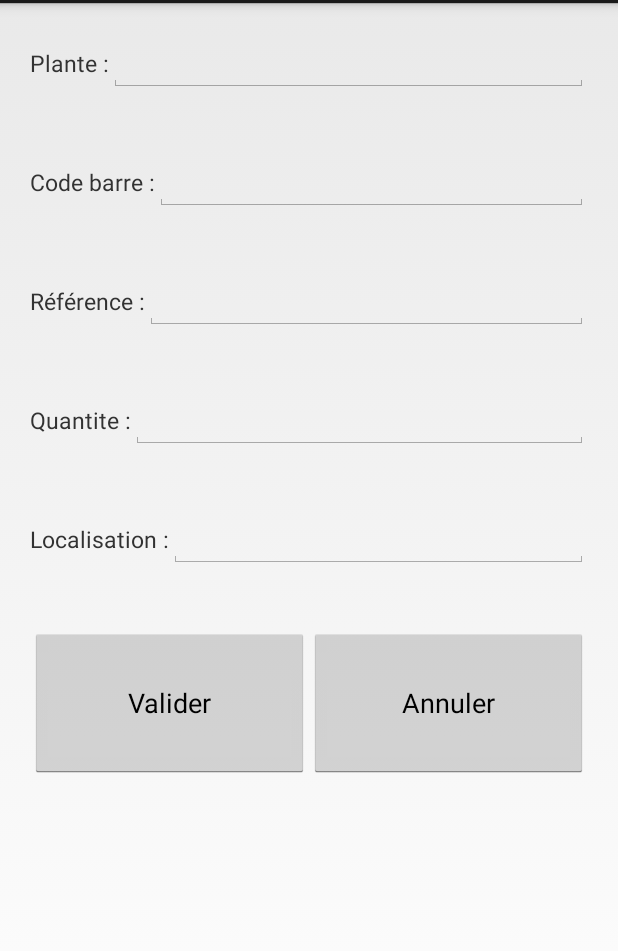
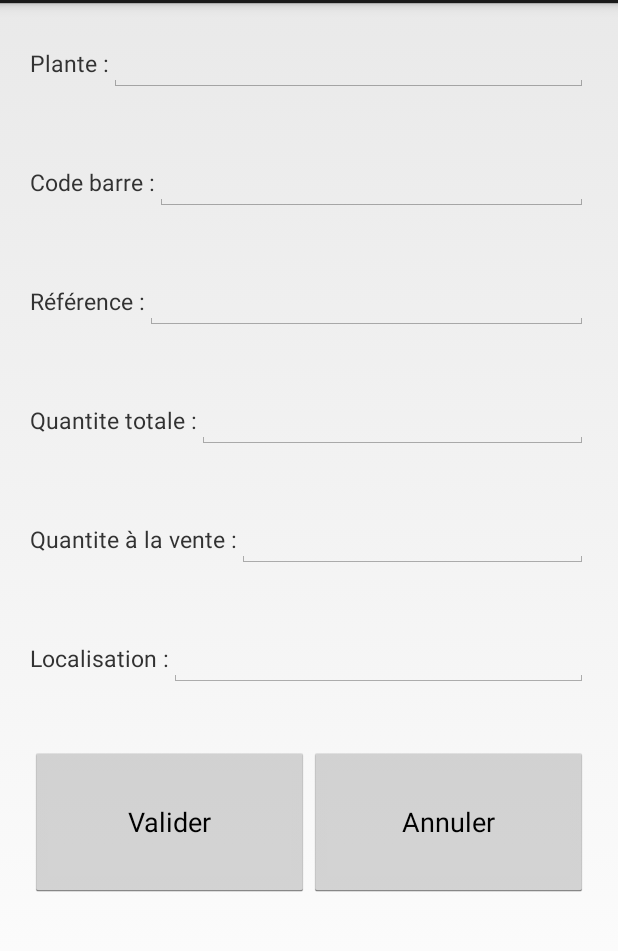
Before and after one commit to jmauffray/LibreInventory, an Android app: the InventoryActivity screen opened directly, with no data from a screen before it, after a tap on "Annuler", on a phone screen of 412 x 824 dp, the part 69-1020 px from its top. Run offline under Robolectric (Android 15) with nearby library versions, the light colour scheme and no system bars.

Commit message:
Add quantite vente

```diff
--- a/app/src/main/java/com/libreinventory/libreinventory/activity/InventoryActivity.java
+++ b/app/src/main/java/com/libreinventory/libreinventory/activity/InventoryActivity.java
@@ -53,6 +53,7 @@ public class InventoryActivity extends Activity implements OnClickListener {
     private EditText mBarCode;
     private EditText mReferenceText;
     private EditText mQuantiteText;
+    private EditText mQuantiteVenteText;
     private EditText mLocalisationText;
 
     @Override
@@ -66,6 +67,7 @@ public class InventoryActivity extends Activity implements OnClickListener {
         mBarCode = (EditText) mRootView.findViewById(R.id.editTextBarCode);
         mReferenceText = (EditText) mRootView.findViewById(R.id.editTextRef);
         mQuantiteText = (EditText) mRootView.findViewById(R.id.editTextQuantite);
+        mQuantiteVenteText = (EditText) mRootView.findViewById(R.id.editTextQuantiteVente);
         mLocalisationText = (EditText) mRootView.findViewById(R.id.editTextLoc);
 
         //button listeners
@@ -158,7 +160,16 @@ public class InventoryActivity extends Activity implements OnClickListener {
         try {
             q = Integer.parseInt(mQuantiteText.getText().toString());
         } catch (NumberFormatException e) {
-            Toast.makeText(this, "Quantité non définie", Toast.LENGTH_LONG).show();
+            Toast.makeText(this, "Quantité totale non définie", Toast.LENGTH_LONG).show();
+            return;
+
+        }
+
+        int qv = 0;
+        try {
+            qv = Integer.parseInt(mQuantiteVenteText.getText().toString());
+        } catch (NumberFormatException e) {
+            Toast.makeText(this, "Quantité à la vente non définie", Toast.LENGTH_LONG).show();
             return;
 
         }
@@ -166,6 +177,7 @@ public class InventoryActivity extends Activity implements OnClickListener {
         InventoryItem i = new InventoryItem();
         i.setArticleId(ref);
         i.setQuantite(q);
+        i.setQuantiteVente(qv);
         i.setLocalisation(mLocalisationText.getText().toString());
 
         //save
@@ -188,6 +200,7 @@ public class InventoryActivity extends Activity implements OnClickListener {
         mBarCode.setText("");
         mReferenceText.setText("");
         mQuantiteText.setText("");
+        mQuantiteVenteText.setText("");
         mLocalisationText.setText("");
     }
 
--- a/app/src/main/java/com/libreinventory/libreinventory/db/InventoryItemDAO.java
+++ b/app/src/main/java/com/libreinventory/libreinventory/db/InventoryItemDAO.java
@@ -41,6 +41,7 @@ public class InventoryItemDAO {
     private String[] allColumns = {MySQLiteHelper.COLUMN_ID,
             MySQLiteHelper.COLUMN_ARTICLE_ID,
             MySQLiteHelper.COLUMN_QUANTITE,
+            MySQLiteHelper.COLUMN_QUANTITE_VENTE,
             MySQLiteHelper.COLUMN_LOCALISATION
     };
 
@@ -95,6 +96,7 @@ public class InventoryItemDAO {
 
         values.put(MySQLiteHelper.COLUMN_ARTICLE_ID, aVente.getArticleId());
         values.put(MySQLiteHelper.COLUMN_QUANTITE, aVente.getQuantite());
+        values.put(MySQLiteHelper.COLUMN_QUANTITE_VENTE, aVente.getQuantiteVente());
         values.put(MySQLiteHelper.COLUMN_LOCALISATION, aVente.getLocalisation());
 
         return values;
@@ -106,7 +108,8 @@ public class InventoryItemDAO {
         //aVente.setId((int)cursor.getLong(0));
         aVente.setArticleId((int) cursor.getLong(1));
         aVente.setQuantite(cursor.getInt(2));
-        aVente.setLocalisation(cursor.getString(3));
+        aVente.setQuantiteVente(cursor.getInt(3));
+        aVente.setLocalisation(cursor.getString(4));
 
         return aVente;
     }
--- a/app/src/main/java/com/libreinventory/libreinventory/db/MySQLiteHelper.java
+++ b/app/src/main/java/com/libreinventory/libreinventory/db/MySQLiteHelper.java
@@ -32,10 +32,11 @@ public class MySQLiteHelper extends SQLiteOpenHelper {
     public static final String COLUMN_ID = "_id";
     public static final String COLUMN_ARTICLE_ID = "article_id";
     public static final String COLUMN_QUANTITE = "quantite";
+    public static final String COLUMN_QUANTITE_VENTE = "quantite_vente";
     public static final String COLUMN_LOCALISATION = "localisation";
 
     private static final String DATABASE_NAME = "inventory.db";
-    private static final int DATABASE_VERSION = 1;
+    private static final int DATABASE_VERSION = 2;
 
     // Database creation sql statement
     private static final String TABLE_INVENTORY_CREATE = "create table "
@@ -43,6 +44,7 @@ public class MySQLiteHelper extends SQLiteOpenHelper {
             + COLUMN_ID + " integer primary key autoincrement,"
             + COLUMN_ARTICLE_ID + " integer not null,"
             + COLUMN_QUANTITE + " integer not null,"
+            + COLUMN_QUANTITE_VENTE + " integer not null,"
             + COLUMN_LOCALISATION + " string not null"
             + ");";
 
--- a/app/src/main/java/com/libreinventory/libreinventory/worker/ExportInventory.java
+++ b/app/src/main/java/com/libreinventory/libreinventory/worker/ExportInventory.java
@@ -86,6 +86,9 @@ public class ExportInventory extends AsyncTask<String, String, String> {
                 stream.write(String.valueOf(i.getQuantite()).getBytes());
                 stream.write(CSV_SEP.getBytes());
 
+                stream.write(String.valueOf(i.getQuantiteVente()).getBytes());
+                stream.write(CSV_SEP.getBytes());
+
                 stream.write(i.getLocalisation().getBytes());
 
                 stream.write("\n".getBytes());
--- a/app/src/main/res/layout/activity_inventory.xml
+++ b/app/src/main/res/layout/activity_inventory.xml
@@ -83,11 +83,33 @@
         <TextView
             android:layout_width="wrap_content"
             android:layout_height="wrap_content"
-            android:text="Quantite :"
+            android:text="Quantite totale :"
             android:textSize="15sp" />
 
         <EditText
             android:id="@+id/editTextQuantite"
+            android:layout_width="fill_parent"
+            android:layout_height="wrap_content"
+            android:inputType="numberDecimal"
+            android:text="" />
+
+    </LinearLayout>
+
+    <!-- quantite à la vente -->
+    <LinearLayout
+        android:layout_width="fill_parent"
+        android:layout_height="wrap_content"
+        android:orientation="horizontal"
+        android:layout_margin="20sp" >
+
+        <TextView
+            android:layout_width="wrap_content"
+            android:layout_height="wrap_content"
+            android:text="Quantite à la vente :"
+            android:textSize="15sp" />
+
+        <EditText
+            android:id="@+id/editTextQuantiteVente"
             android:layout_width="fill_parent"
             android:layout_height="wrap_content"
             android:inputType="numberDecimal"
```
Also changed, not shown: app/src/main/java/com/libreinventory/libreinventory/model/InventoryItem.java (+11 -1 lines).
